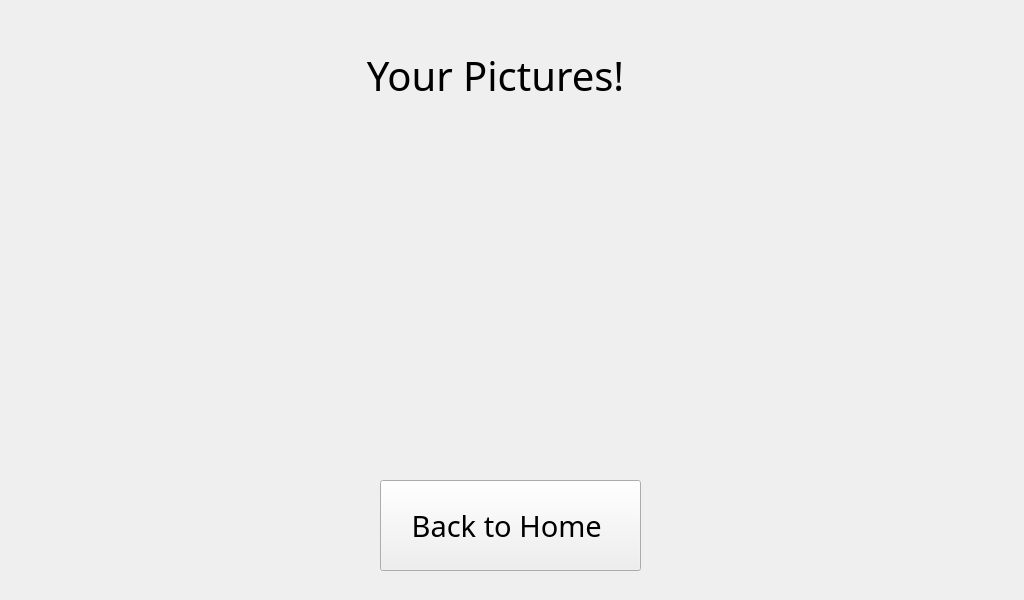
hayrayl/photobooth, file qt_designer_files/display_photo_screen.ui: the form before one commit.
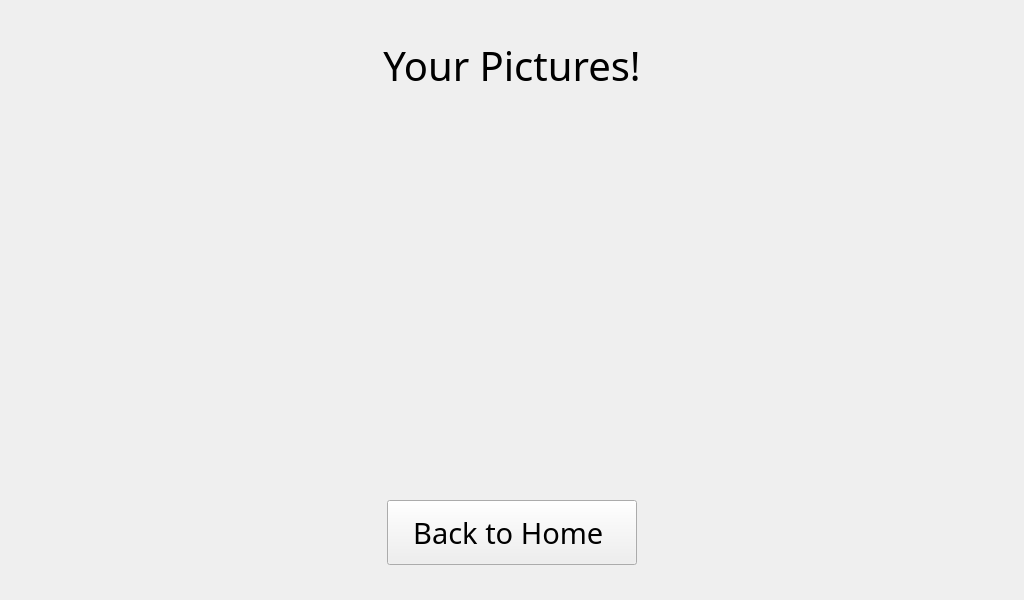
The form after the commit.

Commit message: oraganization and display

What changed in the file:
```diff
--- a/qt_designer_files/display_photo_screen.ui
+++ b/qt_designer_files/display_photo_screen.ui
@@ -16,10 +16,10 @@
   <widget class="QLabel" name="label_image_1">
    <property name="geometry">
     <rect>
-     <x>40</x>
-     <y>180</y>
-     <width>250</width>
-     <height>250</height>
+     <x>25</x>
+     <y>146</y>
+     <width>308</width>
+     <height>308</height>
     </rect>
    </property>
    <property name="font">
@@ -38,10 +38,10 @@
   <widget class="QLabel" name="label_image_2">
    <property name="geometry">
     <rect>
-     <x>370</x>
-     <y>180</y>
-     <width>250</width>
-     <height>250</height>
+     <x>358</x>
+     <y>146</y>
+     <width>308</width>
+     <height>308</height>
     </rect>
    </property>
    <property name="font">
@@ -60,10 +60,10 @@
   <widget class="QLabel" name="label_image_3">
    <property name="geometry">
     <rect>
-     <x>710</x>
-     <y>180</y>
-     <width>250</width>
-     <height>250</height>
+     <x>691</x>
+     <y>146</y>
+     <width>308</width>
+     <height>308</height>
     </rect>
    </property>
    <property name="font">
@@ -82,10 +82,10 @@
   <widget class="QPushButton" name="pushButton_to_home">
    <property name="geometry">
     <rect>
-     <x>380</x>
-     <y>480</y>
-     <width>261</width>
-     <height>91</height>
+     <x>387</x>
+     <y>500</y>
+     <width>250</width>
+     <height>65</height>
     </rect>
    </property>
    <property name="font">
@@ -101,10 +101,10 @@
   <widget class="QLabel" name="label_main_text">
    <property name="geometry">
     <rect>
-     <x>280</x>
+     <x>0</x>
      <y>30</y>
-     <width>431</width>
-     <height>91</height>
+     <width>1024</width>
+     <height>71</height>
     </rect>
    </property>
    <property name="font">
@@ -120,6 +120,30 @@
     <set>Qt::AlignCenter</set>
    </property>
   </widget>
+  <widget class="QLabel" name="background">
+   <property name="geometry">
+    <rect>
+     <x>0</x>
+     <y>0</y>
+     <width>1024</width>
+     <height>600</height>
+    </rect>
+   </property>
+   <property name="font">
+    <font>
+     <family>Pacifico</family>
+    </font>
+   </property>
+   <property name="text">
+    <string/>
+   </property>
+  </widget>
+  <zorder>background</zorder>
+  <zorder>label_image_1</zorder>
+  <zorder>label_image_2</zorder>
+  <zorder>label_image_3</zorder>
+  <zorder>pushButton_to_home</zorder>
+  <zorder>label_main_text</zorder>
  </widget>
  <resources/>
  <connections/>
```
The commit also changes 6 other files.
